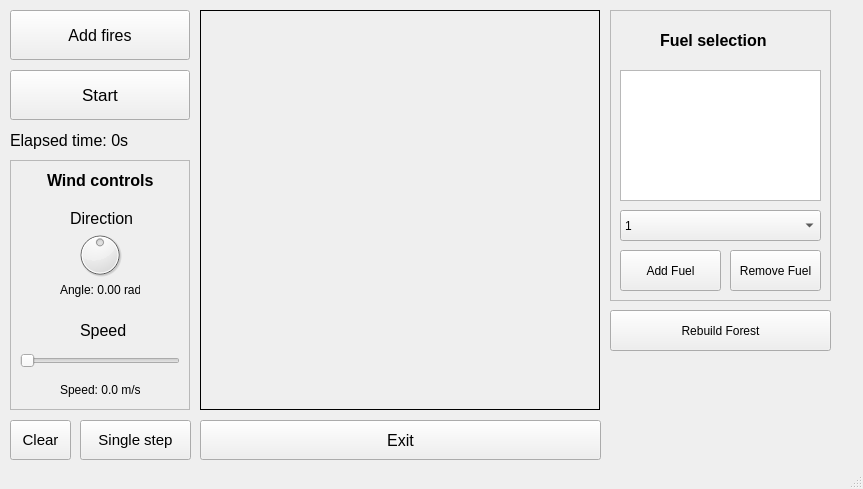
First picture: the form in gui/mainwindow.ui, repository Arpa97/ProgettoFisica, before the edit.
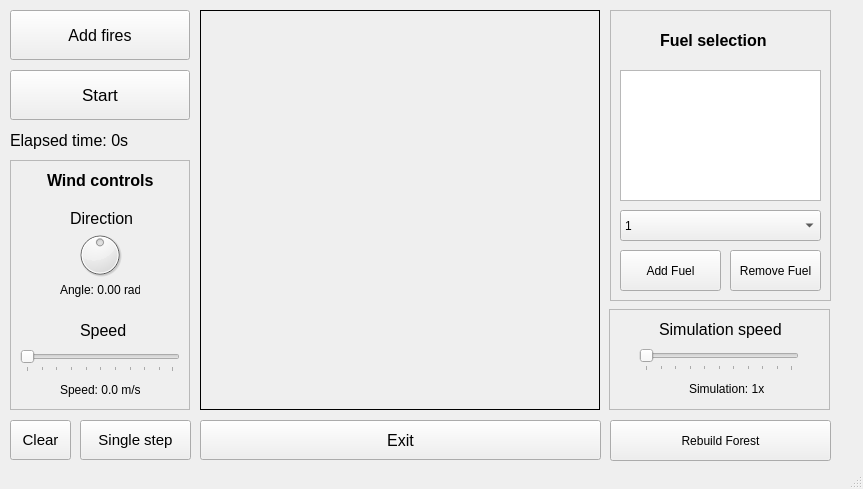
Second picture: the form after the edit. Icons and pictures are not drawn.

Commit message: added simulation speed control

Patch:
```diff
--- a/gui/mainwindow.ui
+++ b/gui/mainwindow.ui
@@ -298,6 +298,9 @@
      <property name="orientation">
       <enum>Qt::Horizontal</enum>
      </property>
+     <property name="tickPosition">
+      <enum>QSlider::TicksBelow</enum>
+     </property>
     </widget>
    </widget>
    <widget class="QFrame" name="fuelSelectionFrame">
@@ -404,7 +407,7 @@
     <property name="geometry">
      <rect>
       <x>610</x>
-      <y>310</y>
+      <y>420</y>
       <width>221</width>
       <height>41</height>
      </rect>
@@ -413,6 +416,86 @@
      <string>Rebuild Forest</string>
     </property>
    </widget>
+   <widget class="QFrame" name="frame_2">
+    <property name="geometry">
+     <rect>
+      <x>609</x>
+      <y>309</y>
+      <width>221</width>
+      <height>101</height>
+     </rect>
+    </property>
+    <property name="autoFillBackground">
+     <bool>true</bool>
+    </property>
+    <property name="frameShape">
+     <enum>QFrame::StyledPanel</enum>
+    </property>
+    <property name="frameShadow">
+     <enum>QFrame::Plain</enum>
+    </property>
+    <widget class="QSlider" name="horizontalSlider">
+     <property name="geometry">
+      <rect>
+       <x>30</x>
+       <y>40</y>
+       <width>160</width>
+       <height>22</height>
+      </rect>
+     </property>
+     <property name="minimum">
+      <number>1</number>
+     </property>
+     <property name="maximum">
+      <number>400</number>
+     </property>
+     <property name="singleStep">
+      <number>40</number>
+     </property>
+     <property name="orientation">
+      <enum>Qt::Horizontal</enum>
+     </property>
+     <property name="tickPosition">
+      <enum>QSlider::TicksBelow</enum>
+     </property>
+     <property name="tickInterval">
+      <number>40</number>
+     </property>
+    </widget>
+    <widget class="QLabel" name="label_7">
+     <property name="geometry">
+      <rect>
+       <x>50</x>
+       <y>10</y>
+       <width>131</width>
+       <height>20</height>
+      </rect>
+     </property>
+     <property name="font">
+      <font>
+       <pointsize>12</pointsize>
+       <weight>50</weight>
+       <bold>false</bold>
+      </font>
+     </property>
+     <property name="text">
+      <string>Simulation speed</string>
+     </property>
+    </widget>
+    <widget class="QLabel" name="simulationSpeedLabel">
+     <property name="geometry">
+      <rect>
+       <x>80</x>
+       <y>70</y>
+       <width>91</width>
+       <height>20</height>
+      </rect>
+     </property>
+     <property name="text">
+      <string>Simulation: 1x</string>
+     </property>
+    </widget>
+   </widget>
    <zorder>frame</zorder>
    <zorder>mainPicture</zorder>
    <zorder>singleAdvanceButton</zorder>
```
Left out of the diff: 1 changed line with no effect on the pictures. The commit also changes 2 other files.
